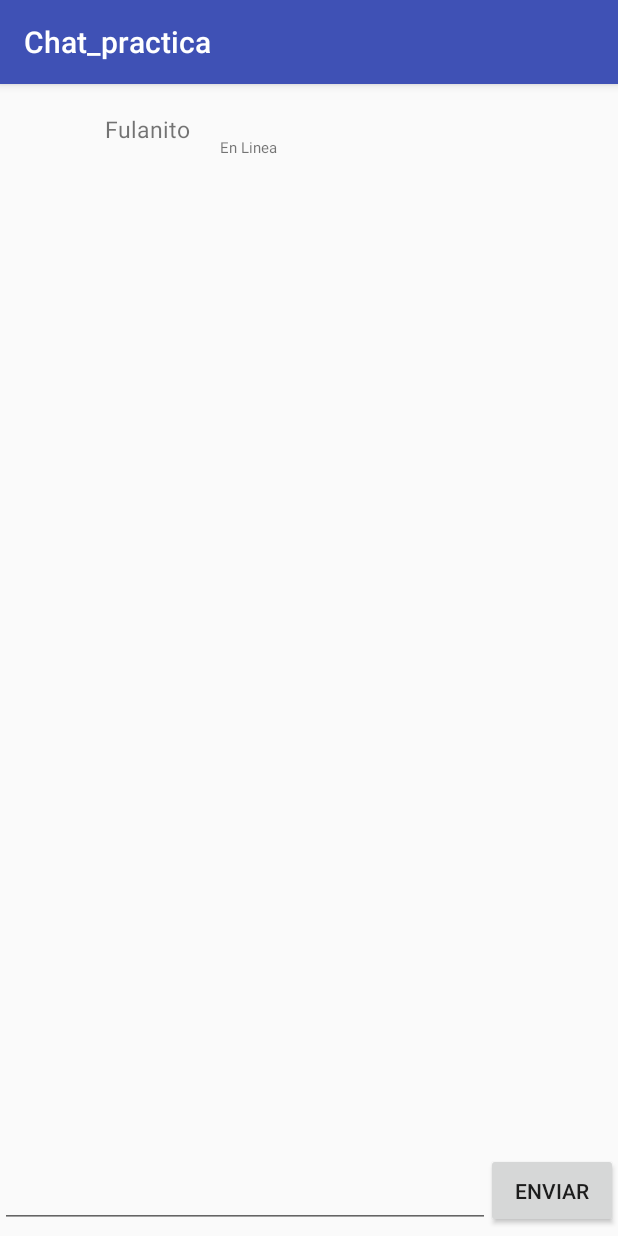
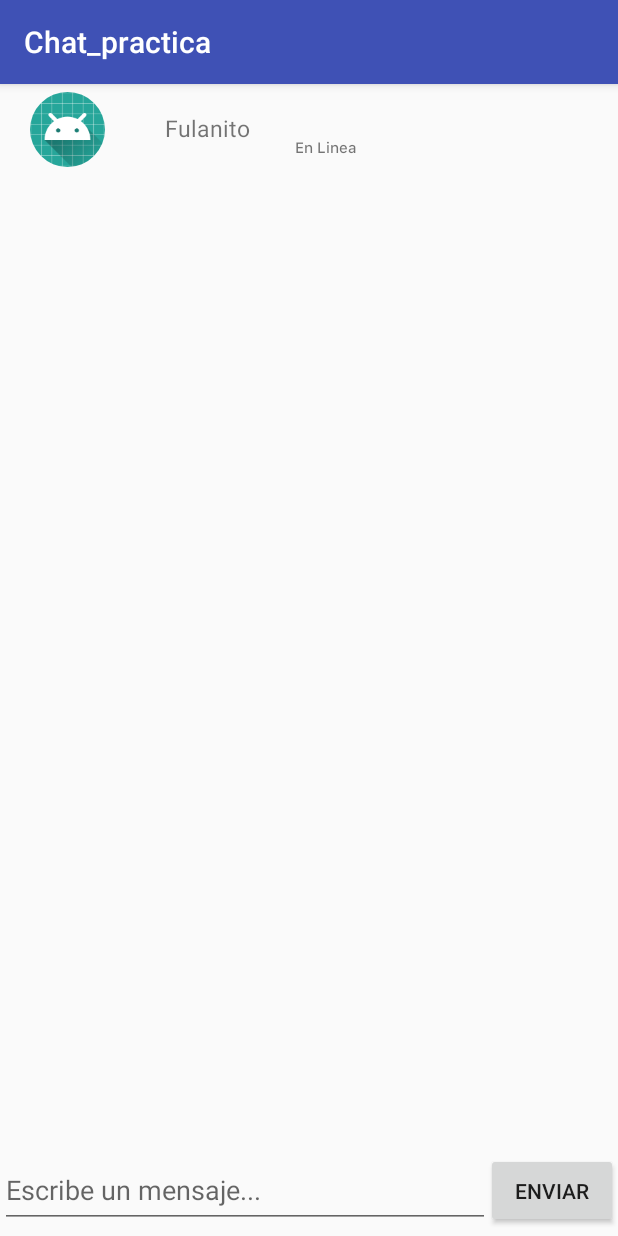
Before and after one commit to emperatorLeo/Comunicatex, an Android app: the screen it shows after launch (MainActivity before the commit, ConversationActivity after it), on a phone screen of 412 x 824 dp. Run offline under Robolectric (Android 15) with nearby library versions, the light colour scheme and no system bars; our stand-ins replace CircleImageView, data binding.

Commit message:
replacing the adapter by id for BindingAdapter to recycler view

```diff
--- a/app/build.gradle
+++ b/app/build.gradle
@@ -42,6 +42,5 @@
     testImplementation 'junit:junit:4.12'
     androidTestImplementation 'com.android.support.test:runner:1.0.2'
     androidTestImplementation 'com.android.support.test.espresso:espresso-core:3.0.2'
-
-
 }
+apply plugin: 'com.google.gms.google-services'
--- a/app/src/main/AndroidManifest.xml
+++ b/app/src/main/AndroidManifest.xml
@@ -9,7 +9,7 @@
         android:roundIcon="@mipmap/ic_launcher_round"
         android:supportsRtl="true"
         android:theme="@style/AppTheme">
-        <activity android:name=".view.MainActivity">
+        <activity android:name=".view.ConversationActivity">
             <intent-filter>
                 <action android:name="android.intent.action.MAIN" />
 
--- /dev/null
+++ b/app/src/main/java/com/independenciatecnologica/chat_practica/adapters/MessageAdapter.java
@@ -0,0 +1,67 @@
+package com.independenciatecnologica.chat_practica.adapters;
+
+import android.content.Context;
+import android.databinding.DataBindingUtil;
+import android.support.annotation.NonNull;
+import android.support.v7.view.menu.MenuView;
+import android.support.v7.widget.RecyclerView;
+import android.view.LayoutInflater;
+import android.view.View;
+import android.view.ViewGroup;
+
+import com.independenciatecnologica.chat_practica.R;
+import com.independenciatecnologica.chat_practica.databinding.MesajesItemBinding;
+import com.independenciatecnologica.chat_practica.model.Message;
+
+import java.util.ArrayList;
+import java.util.List;
+import java.util.zip.Inflater;
+
+public class MessageAdapter extends RecyclerView.Adapter<MessageAdapter.MessageViewHolder> {
+    private List<Message> lista ;
+    private LayoutInflater inflater;
+
+    public MessageAdapter(Context context){
+        inflater = LayoutInflater.from(context);
+        this.lista = new ArrayList<>();
+    }
+    public void setInfo(Message mensaje){
+        this.lista.add(mensaje);
+        notifyDataSetChanged();
+    }
+
+    public class MessageViewHolder extends RecyclerView.ViewHolder{
+        private MesajesItemBinding itemBinding;
+
+
+        public MessageViewHolder( MesajesItemBinding itemView) {
+            super(itemView.getRoot());
+            this.itemBinding = itemView;
+        }
+        public void bind (Message item){
+            itemBinding.setModel(item);
+            itemBinding.executePendingBindings();
+        }
+    }
+    @NonNull
+    @Override
+    public MessageViewHolder onCreateViewHolder(@NonNull ViewGroup viewGroup, int i) {
+       MesajesItemBinding binding = DataBindingUtil.inflate(inflater,
+               R.layout.mesajes_item,viewGroup,false);
+
+       return new MessageViewHolder(binding);
+    }
+
+    @Override
+    public void onBindViewHolder(@NonNull MessageViewHolder messageViewHolder, int i) {
+        Message model = lista.get(i);
+        messageViewHolder.bind(model);
+    }
+
+    @Override
+    public int getItemCount() {
+        return lista.size();
+    }
+
+
+}
--- a/app/src/main/java/com/independenciatecnologica/chat_practica/view/MainActivity.java
+++ b/app/src/main/java/com/independenciatecnologica/chat_practica/view/ConversationActivity.java
@@ -1,20 +1,34 @@
 package com.independenciatecnologica.chat_practica.view;
 
+import android.arch.lifecycle.ViewModelProviders;
 import android.databinding.DataBindingUtil;
 import android.support.design.widget.FloatingActionButton;
 import android.support.v7.app.AppCompatActivity;
 import android.os.Bundle;
 
 import com.independenciatecnologica.chat_practica.R;
+import com.independenciatecnologica.chat_practica.adapters.MessageAdapter;
 import com.independenciatecnologica.chat_practica.databinding.ActivityConversationBinding;
+import com.independenciatecnologica.chat_practica.viewModel.MensajesViewModel;
 
-public class MainActivity extends AppCompatActivity {
-    private FloatingActionButton buttonSend;
+public class ConversationActivity extends AppCompatActivity {
+
     private ActivityConversationBinding binding;
+    private MensajesViewModel viewModel;
+    private MessageAdapter adapter;
 
     @Override
     protected void onCreate(Bundle savedInstanceState) {
         super.onCreate(savedInstanceState);
         binding = DataBindingUtil.setContentView(this,R.layout.activity_conversation);
+        initBinding();
+
+    }
+
+    private void initBinding(){
+        adapter = new MessageAdapter(this);
+        viewModel = new MensajesViewModel(getApplication(),adapter);
+        binding.setViewModel(viewModel);
+
     }
 }
--- /dev/null
+++ b/app/src/main/java/com/independenciatecnologica/chat_practica/viewModel/MensajesViewModel.java
@@ -0,0 +1,56 @@
+package com.independenciatecnologica.chat_practica.viewModel;
+
+import android.app.Application;
+import android.arch.lifecycle.AndroidViewModel;
+import android.arch.lifecycle.ViewModel;
+import android.content.Context;
+import android.databinding.BindingAdapter;
+import android.support.v7.widget.LinearLayoutManager;
+import android.support.v7.widget.RecyclerView;
+import android.util.Log;
+import android.widget.LinearLayout;
+
+import com.independenciatecnologica.chat_practica.R;
+import com.independenciatecnologica.chat_practica.adapters.MessageAdapter;
+import com.independenciatecnologica.chat_practica.model.Message;
+
+import java.util.ArrayList;
+import java.util.List;
+
+public class MensajesViewModel extends AndroidViewModel {
+   private Message message;
+   private MessageAdapter adapter;
+   private String Tag = "MensajeViewModel";
+
+   private Context context;
+
+
+
+    public MensajesViewModel (Application context , MessageAdapter adapter){
+        super(context);
+        this.adapter = adapter;
+        this.context = context;
+    }
+
+    public void setMenssagesList(){
+        Message lista = new Message("Leo","hola amigo como estas?","01:10", R.mipmap.ic_launcher_round);
+        adapter.setInfo(lista);
+        Log.d(Tag,"items : "+adapter.getItemCount());
+        adapter.notifyDataSetChanged();
+    }
+
+    public MessageAdapter getAdapter() {
+        return adapter;
+    }
+
+    @BindingAdapter({"adapter"})
+    public static void bindRecyclerViewAdapter(RecyclerView recyclerView, MessageAdapter adapter) {
+        recyclerView.setHasFixedSize(true);
+        recyclerView.setLayoutManager(new LinearLayoutManager(recyclerView.getContext()));
+        recyclerView.setAdapter(adapter);
+    }
+
+
+
+
+}
--- a/app/src/main/res/layout/activity_conversation.xml
+++ b/app/src/main/res/layout/activity_conversation.xml
@@ -1,7 +1,11 @@
 <?xml version="1.0" encoding="utf-8"?>
 <layout xmlns:android="http://schemas.android.com/apk/res/android"
-    xmlns:app="http://schemas.android.com/apk/res-auto">
+    xmlns:app="http://schemas.android.com/apk/res-auto"
+    xmlns:bind="http://schemas.android.com/tools">
     <data>
+        <variable
+            name="viewModel"
+            type="com.independenciatecnologica.chat_practica.viewModel.MensajesViewModel"/>
 
     </data>
 
@@ -18,14 +22,17 @@
                 android:layout_height="50dp"
                 app:layout_constraintTop_toTopOf="parent"
                 app:layout_constraintLeft_toLeftOf="parent"
-                android:layout_marginLeft="10dp"
+                android:layout_marginLeft="20dp"
                 android:layout_marginTop="5dp"
+                android:layout_marginRight="30dp"
+                android:src="@mipmap/ic_launcher_round"
                 />
             <TextView
                 android:layout_width="wrap_content"
                 android:layout_height="wrap_content"
                 android:textSize="15sp"
                 android:text="Fulanito"
+                android:fontFamily="@font/ionicons"
                 android:layout_gravity="center_vertical"
                 android:layout_marginLeft="10dp"/>
             <TextView
@@ -33,31 +40,35 @@
                 android:layout_height="wrap_content"
                 android:textSize="10sp"
                 android:layout_gravity="bottom"
+                android:gravity="right"
                 android:text="En Linea"
                 android:layout_marginBottom="5dp"
-                android:layout_marginLeft="20dp"/>
+                android:layout_marginLeft="30dp"
+                android:fontFamily="@font/sfuitext_medium"/>
 
         </LinearLayout>
 
-
         <android.support.v7.widget.RecyclerView
+            bind:adapter="@{viewModel.adapter}"
             android:layout_width="match_parent"
             android:layout_height="match_parent"
             android:layout_marginBottom="50dp"
-            android:layout_marginTop="60dp"/>
+            android:layout_marginTop="60dp" />
         <EditText
             android:layout_width="match_parent"
             android:layout_height="50dp"
             android:layout_marginRight="85dp"
             app:layout_constraintBottom_toBottomOf="parent"
-            android:layout_marginBottom="5dp"/>
+            android:layout_marginBottom="5dp"
+            android:hint="Escribe un mensaje..."/>
         <Button
             android:layout_width="wrap_content"
             android:layout_height="50dp"
             android:text="Enviar"
             app:layout_constraintBottom_toBottomOf="parent"
             app:layout_constraintRight_toRightOf="parent"
-            android:layout_marginBottom="5dp"/>
+            android:layout_marginBottom="5dp"
+            android:onClick="@{()->viewModel.setMenssagesList()}"/>
 
 
     </android.support.constraint.ConstraintLayout>
--- a/app/src/main/res/layout/activity_main.xml
+++ b/app/src/main/res/layout/activity_main.xml
@@ -5,7 +5,7 @@
     xmlns:tools="http://schemas.android.com/tools"
     android:layout_width="match_parent"
     android:layout_height="match_parent"
-    tools:context=".view.MainActivity"
+    tools:context=".view.ConversationActivity"
     android:background="@color/background_conversation">
 
    <android.support.design.widget.FloatingActionButton
--- a/build.gradle
+++ b/build.gradle
@@ -8,6 +8,7 @@
     }
     dependencies {
         classpath 'com.android.tools.build:gradle:3.2.1'
+        classpath 'com.google.gms:google-services:3.1.0'
 
 
         // NOTE: Do not place your application dependencies here; they belong
```
Also changed, not shown: app/src/main/java/com/independenciatecnologica/chat_practica/model/Message.java (added, +84 -0 lines), app/src/main/res/layout/mesajes_item.xml (+44 -23 lines), app/src/main/res/font/ionicons.ttf (added).
